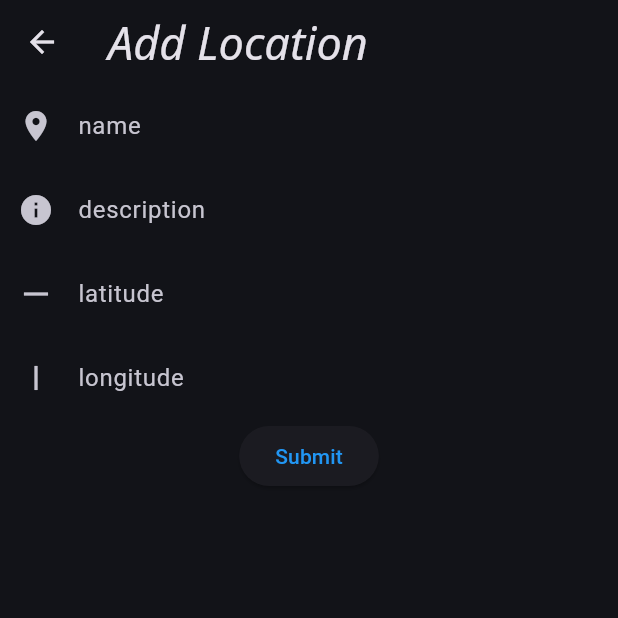
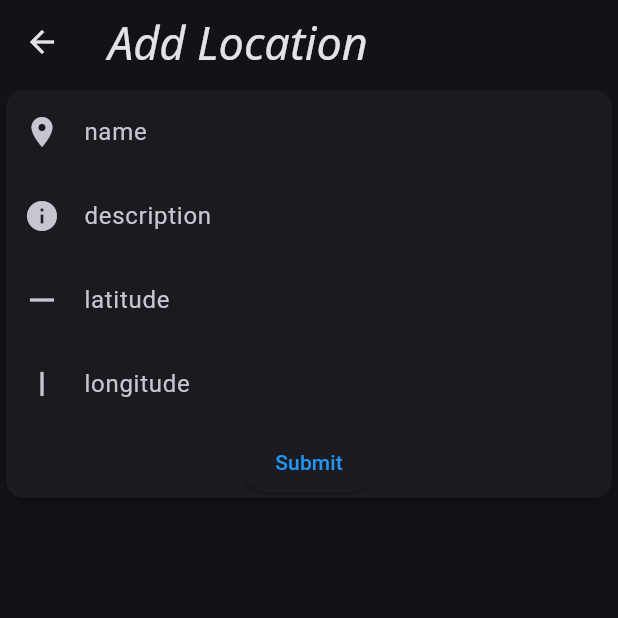
Before and after one commit to marsafy1/elplatform-guc, a Flutter app: the Navigation screen opened by its route, after a tap on the "add" icon, on a phone screen of 412 x 824 dp, the top half of it. Run offline on Flutter 3.47's test engine with Material 3 defaults, Android fonts, the phone set to English and light mode, and no system bars; our stand-ins replace basic_utils, carousel_slider, cloud_firestore, firebase_analytics, firebase_auth, firebase_core and 8 more; missing offline and left inert: dart:ffi, flutter_iconpicker, geodesy; accounts and stored records are empty.

Commit message:
finalize navigation

```diff
--- a/lib/main.dart
+++ b/lib/main.dart
@@ -7,6 +7,7 @@ import 'package:guc_swiss_knife/pages/admin/add_contact.dart';
 import 'package:guc_swiss_knife/pages/admin/add_location.dart';
 import 'package:guc_swiss_knife/pages/auth/login_page.dart';
 import 'package:guc_swiss_knife/pages/auth/register_page.dart';
+import 'package:guc_swiss_knife/pages/extra_pages/guc_map.dart';
 import 'package:guc_swiss_knife/pages/extra_pages/location_details.dart';
 import 'package:guc_swiss_knife/pages/profile/change_password.dart';
 import 'package:guc_swiss_knife/pages/profile/edit_profile_page.dart';
@@ -86,6 +87,7 @@ class MyApp extends StatelessWidget {
           '/addContact': (dummyCtx) => const AddContact(),
           '/addLocation': (dummyCtx) => const AddLocation(),
           '/locationDetails': (dummyCtx) => const LocationDetails(),
+          '/gucMap': (dummyCtx) => const GucMap(),
         },
       ),
     );
--- a/lib/pages/admin/add_location.dart
+++ b/lib/pages/admin/add_location.dart
@@ -81,7 +81,9 @@ class _AddLocationState extends State<AddLocation> {
       appBar: AppBar(
         title: const Text('Add Location'),
       ),
-      body: SingleChildScrollView(
+      body: Card(
+        elevation: 2.0,
+        child: SingleChildScrollView(
           child: Form(
             key: _formKey,
             child: Column(
@@ -92,6 +94,7 @@ class _AddLocationState extends State<AddLocation> {
                   child: const Text('Submit'),
                 ),
               ],
+            ),
           ),
         ),
       ),
--- a/lib/pages/extra_pages/navigation.dart
+++ b/lib/pages/extra_pages/navigation.dart
@@ -1,7 +1,6 @@
 import 'dart:async';
-
-import 'package:cloud_firestore/cloud_firestore.dart';
 import 'package:flutter/material.dart';
+import 'package:font_awesome_flutter/font_awesome_flutter.dart';
 import 'package:guc_swiss_knife/configs/constants.dart';
 import 'package:guc_swiss_knife/models/location.dart';
 import 'package:guc_swiss_knife/services/location_service.dart';
@@ -20,7 +19,6 @@ class _NavigationState extends State<Navigation> {
   late Stream<List<Location>> _locationsStream;
 
   // theme secondary color
-  Color? themeSecondaryColor = Colors.blueGrey[700];
 
   @override
   void initState() {
@@ -39,6 +37,7 @@ class _NavigationState extends State<Navigation> {
 
   @override
   Widget build(BuildContext context) {
+    Color? themeSecondaryColor = Theme.of(context).cardColor;
     return Scaffold(
       appBar: AppBar(
         title: const Text("$appName - Navigation"),
@@ -80,6 +79,15 @@ class _NavigationState extends State<Navigation> {
                             itemBuilder: (context, index) {
                               return Card(
                                 child: ListTile(
+                                  // delete
+                                  trailing: IconButton(
+                                    icon: const Icon(Icons.delete,
+                                        color: Colors.red),
+                                    onPressed: () async {
+                                      locationService.deleteLocation(
+                                          snapshot.data![index].id ?? "");
+                                    },
+                                  ),
                                   leading: const SizedBox(
                                     width: 50,
                                     child: Icon(Icons.location_on),
@@ -103,12 +111,28 @@ class _NavigationState extends State<Navigation> {
           ],
         ),
       ),
-      floatingActionButton: FloatingActionButton(
-        onPressed: () {
-          Navigator.of(context).pushNamed('/addLocation');
-        },
-        shape: const CircleBorder(),
-        child: const Icon(Icons.add),
+      floatingActionButton: Column(
+        mainAxisAlignment: MainAxisAlignment.end,
+        children: [
+          FloatingActionButton(
+            onPressed: () {
+              Navigator.of(context).pushNamed('/gucMap');
+            },
+            shape: const CircleBorder(),
+            tooltip: "GUC Map",
+            heroTag: null,
+            child: const FaIcon(FontAwesomeIcons.mapLocation),
+          ),
+          const SizedBox(height: 10),
+          FloatingActionButton(
+            onPressed: () {
+              Navigator.of(context).pushNamed('/addLocation');
+            },
+            shape: const CircleBorder(),
+            heroTag: null,
+            child: const Icon(Icons.add),
+          ),
+        ],
       ),
     );
   }
--- a/lib/services/location_service.dart
+++ b/lib/services/location_service.dart
@@ -28,4 +28,9 @@ class LocationService {
   Future<void> addLocation(Location Location) async {
     await _firestore.collection(collectionName).add(Location.toMap());
   }
+
+  // delete
+  Future<void> deleteLocation(String id) async {
+    await _firestore.collection(collectionName).doc(id).delete();
+  }
 }
```
Also changed, not shown: lib/pages/extra_pages/guc_map.dart (added, +17 -0 lines), lib/pages/extra_pages/location_details.dart (+59 -7 lines), assets/guc_map.png (added). Lines whose indentation alone changed are shown as unchanged.
